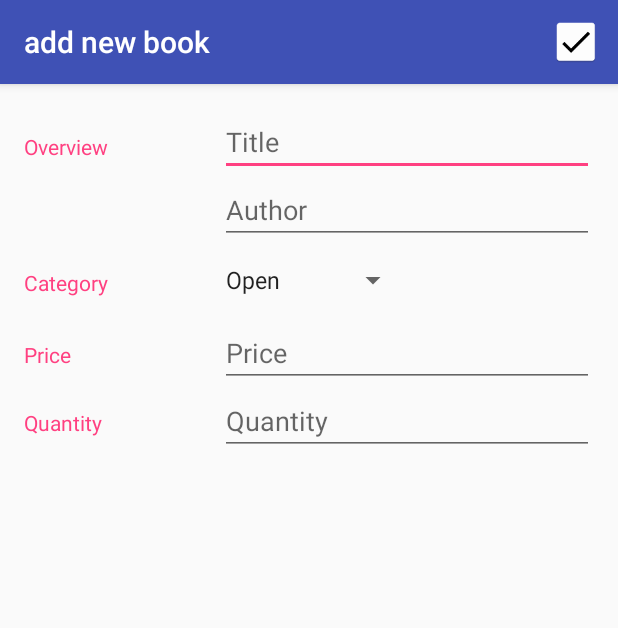
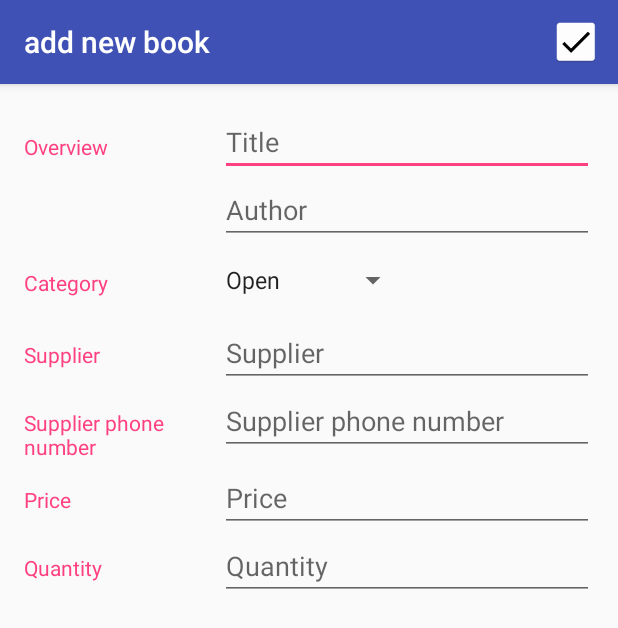
Before and after one commit to idzikowskijedrzej/InventoryApp2, an Android app: the screen it shows after launch (EditActivity), after a tap on an icon or button, on a phone screen of 412 x 824 dp. Shown: the top 628 px of the screen. Run offline under Robolectric (Android 15) with nearby library versions, the phone set to English and light mode, and no system bars.

Commit message:
added supplier, supplierPhoneNumber to SQL || updated XML to match new db

```diff
--- a/app/src/main/java/com/example/jedrzej/inventoryapp2/EditActivity.java
+++ b/app/src/main/java/com/example/jedrzej/inventoryapp2/EditActivity.java
@@ -36,8 +36,10 @@ public class EditActivity extends AppCompatActivity implements
 
     private EditText nameEditText;
     private EditText authorEditText;
+    private Spinner categorySpinner;
+    private EditText supplierEditText;
+    private EditText supplierPhoneEditText;
     private EditText priceEditText;
-    private Spinner categorySpinner;
     private EditText quantityEditText;
 
     private int category = BookEntry.CATEGORY_UNKNOWN;
@@ -82,8 +84,10 @@ public class EditActivity extends AppCompatActivity implements
         // Find all relevant views that we will need to read user input from
         nameEditText = findViewById(R.id.edit_book_name);
         authorEditText = findViewById(R.id.edit_book_author);
+        categorySpinner = findViewById(R.id.spinner_category);
+        supplierEditText = findViewById(R.id.edit_supplier);
+        supplierPhoneEditText = findViewById(R.id.edit_supplier_phone);
         priceEditText = findViewById(R.id.edit_book_price);
-        categorySpinner = findViewById(R.id.spinner_category);
         quantityEditText = findViewById(R.id.edit_book_quantity);
 
         // Setup OnTouchListeners on all the input fields, so we can determine if the user
@@ -91,6 +95,8 @@ public class EditActivity extends AppCompatActivity implements
         // or not, if the user tries to leave the editor without saving.
         nameEditText.setOnTouchListener(mTouchListener);
         authorEditText.setOnTouchListener(mTouchListener);
+        supplierEditText.setOnTouchListener(mTouchListener);
+        supplierPhoneEditText.setOnTouchListener(mTouchListener);
         priceEditText.setOnTouchListener(mTouchListener);
         categorySpinner.setOnTouchListener(mTouchListener);
         quantityEditText.setOnTouchListener(mTouchListener);
@@ -137,6 +143,8 @@ public class EditActivity extends AppCompatActivity implements
         // Use trim to eliminate leading or trailing white space
         String nameString = nameEditText.getText().toString().trim();
         String authorString = authorEditText.getText().toString().trim();
+        String supplierString = supplierEditText.getText().toString().trim();
+        String supplierPhoneString = supplierEditText.getText().toString().trim();
         String priceString = priceEditText.getText().toString().trim();
         String quantityString = quantityEditText.getText().toString().trim();
 
@@ -155,6 +163,8 @@ public class EditActivity extends AppCompatActivity implements
         values.put(BookEntry.COLUMN_BOOK_NAME, nameString);
         values.put(BookEntry.COLUMN_BOOK_AUTHOR, authorString);
         values.put(BookEntry.COLUMN_BOOK_CATEGORY, category);
+        values.put(BookEntry.COLUMN_SUPPLIER, supplierString);
+        values.put(BookEntry.COLUMN_SUPPLIER_PHONE, supplierPhoneString);
 
         // If the price is not provided by the user, use 0 by default
         int price = 0;
@@ -287,6 +297,8 @@ public class EditActivity extends AppCompatActivity implements
                 BookEntry.COLUMN_BOOK_NAME,
                 BookEntry.COLUMN_BOOK_AUTHOR,
                 BookEntry.COLUMN_BOOK_CATEGORY,
+                BookEntry.COLUMN_SUPPLIER,
+                BookEntry.COLUMN_SUPPLIER_PHONE,
                 BookEntry.COLUMN_BOOK_PRICE,
                 BookEntry.COLUMN_BOOK_QUANTITY};
 
@@ -313,6 +325,8 @@ public class EditActivity extends AppCompatActivity implements
             int nameColumnIndex = cursor.getColumnIndex(BookEntry.COLUMN_BOOK_NAME);
             int authorColumnIndex = cursor.getColumnIndex(BookEntry.COLUMN_BOOK_AUTHOR);
             int categoryColumnIndex = cursor.getColumnIndex(BookEntry.COLUMN_BOOK_CATEGORY);
+            int supplierColumnIndex = cursor.getColumnIndex(BookEntry.COLUMN_SUPPLIER);
+            int supplierPhoneColumnIndex = cursor.getColumnIndex(BookEntry.COLUMN_SUPPLIER_PHONE);
             int priceColumnIndex = cursor.getColumnIndex(BookEntry.COLUMN_BOOK_PRICE);
             int quantityColumnIndex = cursor.getColumnIndex(BookEntry.COLUMN_BOOK_QUANTITY);
 
@@ -320,12 +334,16 @@ public class EditActivity extends AppCompatActivity implements
             String name = cursor.getString(nameColumnIndex);
             String author = cursor.getString(authorColumnIndex);
             int category = cursor.getInt(categoryColumnIndex);
+            String supplier = cursor.getString(supplierColumnIndex);
+            String supplierPhone = cursor.getString(supplierPhoneColumnIndex);
             int price = cursor.getInt(priceColumnIndex);
             int quantity = cursor.getInt(quantityColumnIndex);
 
             // Update the views on the screen with the values from the database
             nameEditText.setText(name);
             authorEditText.setText(author);
+            supplierEditText.setText(supplier);
+            supplierPhoneEditText.setText(supplierPhone);
             priceEditText.setText(Integer.toString(price));
             quantityEditText.setText(Integer.toString(quantity));
 
@@ -351,9 +369,11 @@ public class EditActivity extends AppCompatActivity implements
         // If the loader is invalidated, clear out all the data from the input fields.
         nameEditText.setText("");
         authorEditText.setText("");
+        supplierEditText.setText("");
+        supplierPhoneEditText.setText("");
         priceEditText.setText("");
         quantityEditText.setText("");
-        categorySpinner.setSelection(0); // Select "Unknown" gender
+        categorySpinner.setSelection(0); // Select "Unknown"
     }
 
     /**
--- a/app/src/main/java/com/example/jedrzej/inventoryapp2/MainActivity.java
+++ b/app/src/main/java/com/example/jedrzej/inventoryapp2/MainActivity.java
@@ -71,6 +71,8 @@ public class MainActivity extends AppCompatActivity implements
         values.put(BookEntry.COLUMN_BOOK_NAME, "Book");
         values.put(BookEntry.COLUMN_BOOK_AUTHOR, "Author");
         values.put(BookEntry.COLUMN_BOOK_CATEGORY, BookEntry.CATEGORY_UNKNOWN);
+        values.put(BookEntry.COLUMN_SUPPLIER, "Supplier");
+        values.put(BookEntry.COLUMN_SUPPLIER_PHONE, "123456789");
         values.put(BookEntry.COLUMN_BOOK_PRICE, 10);
         values.put(BookEntry.COLUMN_BOOK_QUANTITY, 10);
 
@@ -114,6 +116,8 @@ public class MainActivity extends AppCompatActivity implements
                 BookEntry.COLUMN_BOOK_NAME,
                 BookEntry.COLUMN_BOOK_AUTHOR,
                 BookEntry.COLUMN_BOOK_CATEGORY,
+                BookEntry.COLUMN_SUPPLIER,
+                BookEntry.COLUMN_SUPPLIER_PHONE,
                 BookEntry.COLUMN_BOOK_PRICE,
                 BookEntry.COLUMN_BOOK_QUANTITY};
 
--- a/app/src/main/java/com/example/jedrzej/inventoryapp2/data/BookContract.java
+++ b/app/src/main/java/com/example/jedrzej/inventoryapp2/data/BookContract.java
@@ -45,6 +45,10 @@ public class BookContract {
 
         public static final String COLUMN_BOOK_AUTHOR = "author";
 
+        public static final String COLUMN_SUPPLIER = "supplier";
+
+        public static final String COLUMN_SUPPLIER_PHONE = "supplierPhone";
+
         public static final String COLUMN_BOOK_QUANTITY = "quantity";
 
         /**
--- a/app/src/main/java/com/example/jedrzej/inventoryapp2/data/BookDbHelper.java
+++ b/app/src/main/java/com/example/jedrzej/inventoryapp2/data/BookDbHelper.java
@@ -38,6 +38,8 @@ public class BookDbHelper extends SQLiteOpenHelper {
                 + BookEntry.COLUMN_BOOK_NAME + " TEXT NOT NULL, "
                 + BookEntry.COLUMN_BOOK_AUTHOR + " TEXT, "
                 + BookEntry.COLUMN_BOOK_CATEGORY + " INTEGER NOT NULL, "
+                + BookEntry.COLUMN_SUPPLIER + " TEXT NOT NULL, "
+                + BookEntry.COLUMN_SUPPLIER_PHONE + " TEXT NOT NULL, "
                 + BookEntry.COLUMN_BOOK_PRICE + " INTEGER NOT NULL DEFAULT 0, "
                 + BookEntry.COLUMN_BOOK_QUANTITY + " INTEGER NOT NULL DEFAULT 1 );";
 
--- a/app/src/main/res/layout/activity_edit.xml
+++ b/app/src/main/res/layout/activity_edit.xml
@@ -43,7 +43,6 @@
         </LinearLayout>
     </LinearLayout>
 
-    <!-- Gender category -->
     <LinearLayout
         android:id="@+id/container_gender"
         android:layout_width="match_parent"
@@ -70,6 +69,62 @@
                 android:paddingRight="16dp"
                 android:spinnerMode="dropdown"/>
         </LinearLayout>
+    </LinearLayout>
+
+    <LinearLayout
+        android:id="@+id/container_supplier"
+        android:layout_width="match_parent"
+        android:layout_height="wrap_content"
+        android:orientation="horizontal">
+
+        <!-- Label -->
+        <TextView
+            android:text="@string/book_supplier"
+            style="@style/CategoryStyle" />
+
+        <!-- Input fields -->
+        <RelativeLayout
+            android:layout_height="wrap_content"
+            android:layout_width="0dp"
+            android:layout_weight="2"
+            android:paddingLeft="4dp">
+
+            <!-- Weight field -->
+            <EditText
+                android:id="@+id/edit_supplier"
+                android:hint="@string/book_supplier"
+                android:inputType="number"
+                style="@style/EditorFieldStyle" />
+
+        </RelativeLayout>
+    </LinearLayout>
+
+    <LinearLayout
+        android:id="@+id/container_supplier_phone"
+        android:layout_width="match_parent"
+        android:layout_height="wrap_content"
+        android:orientation="horizontal">
+
+        <!-- Label -->
+        <TextView
+            android:text="@string/book_supplier_phone"
+            style="@style/CategoryStyle" />
+
+        <!-- Input fields -->
+        <RelativeLayout
+            android:layout_height="wrap_content"
+            android:layout_width="0dp"
+            android:layout_weight="2"
+            android:paddingLeft="4dp">
+
+            <!-- Weight field -->
+            <EditText
+                android:id="@+id/edit_supplier_phone"
+                android:hint="@string/book_supplier_phone"
+                android:inputType="number"
+                style="@style/EditorFieldStyle" />
+
+        </RelativeLayout>
     </LinearLayout>
 
     <!-- Measurement category -->
--- a/app/src/main/res/values/strings.xml
+++ b/app/src/main/res/values/strings.xml
@@ -13,6 +13,8 @@
     <string name="book_hint_author">Author</string>
 
     <string name="book_category">Category</string>
+    <string name="book_supplier">Supplier</string>
+    <string name="book_supplier_phone">Supplier phone number</string>
     <string name="book_price">Price</string>
     <string name="book_quantity">Quantity</string>
 
```
Also changed, not shown: app/src/main/AndroidManifest.xml (+7 -3 lines), app/src/main/java/com/example/jedrzej/inventoryapp2/data/BookProvider.java (+25 -0 lines).
